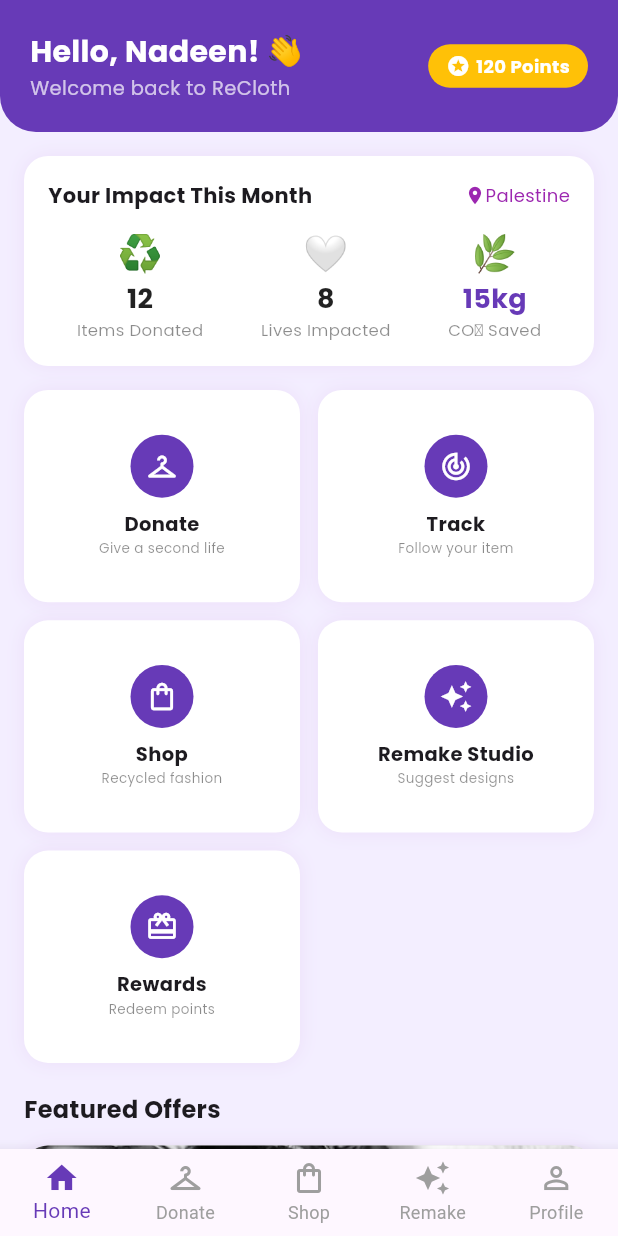
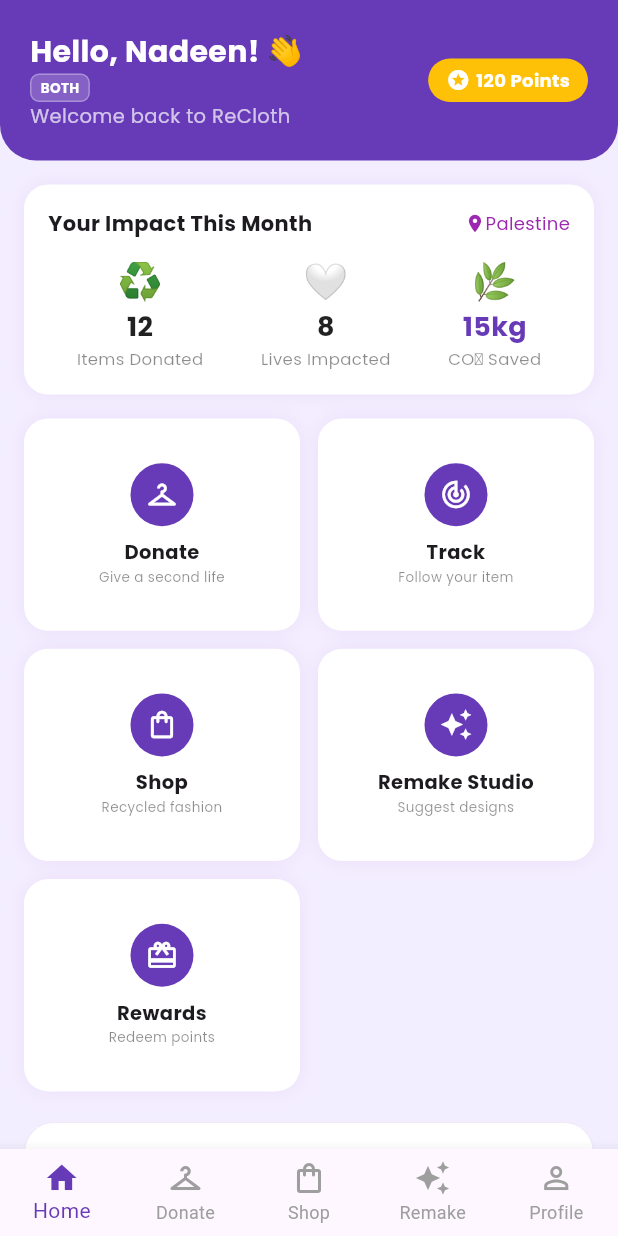
Before and after one commit to Nadeen218/ReCloth, a Flutter app: the HomeScreen screen opened directly, on a phone screen of 412 x 824 dp. Run offline on Flutter 3.47's test engine with Material 3 defaults, Android fonts, the phone set to English and light mode, and no system bars; our stand-ins replace google_fonts.

Commit message:
Update on home screen and add order placed screen

```diff
--- a/lib/screens/home/home_screen.dart
+++ b/lib/screens/home/home_screen.dart
@@ -59,7 +59,7 @@ class _HomeScreenState extends State<HomeScreen> {
                       childAspectRatio: 1.3,
                       children: _buildGridCards(context),
                     ),
-
+                    _buildAboutUsSection(),
                     const SizedBox(height: 20),
                     // featured offers
                     Text('Featured Offers',
@@ -70,6 +70,8 @@ class _HomeScreenState extends State<HomeScreen> {
                     if (widget.role != 'Buyer')
                       _offerCard('Donate & Earn', 'Get 20 bonus points on your next donation', 'assets/donateEarn.jpg'),
                     const SizedBox(height: 16),
+                    _buildFeedbackSection(),
+                    const SizedBox(height: 20),
                   ],
                 ),
               ),
@@ -145,11 +147,131 @@ class _HomeScreenState extends State<HomeScreen> {
             children: [
               Text('Hello, ${widget.name}! 👋',
                   style: GoogleFonts.poppins(fontSize: 20, fontWeight: FontWeight.bold, color: Colors.white)),
+              _buildRoleBadge(),
               Text('Welcome back to ReCloth',
                   style: GoogleFonts.poppins(fontSize: 13, color: Colors.white70)),
             ],
           ),
           _buildPointsBadge(),
+        ],
+      ),
+    );
+  }
+
+  Widget _buildRoleBadge() {
+    return Container(
+      padding: const EdgeInsets.symmetric(horizontal: 6, vertical: 2),
+      decoration: BoxDecoration(
+        color: Colors.white.withOpacity(0.2),
+        borderRadius: BorderRadius.circular(6),
+        border: Border.all(color: Colors.white30),
+      ),
+      child: Text(
+        widget.role.toUpperCase(),
+        style: GoogleFonts.poppins(fontSize: 9, fontWeight: FontWeight.bold, color: Colors.white),
+      ),
+    );
+  }
+
+  //feedback section
+  Widget _buildFeedbackSection() {
+    return Column(
+      crossAxisAlignment: CrossAxisAlignment.start,
+      children: [
+        Text('Community Voices',
+            style: GoogleFonts.poppins(fontSize: 16, fontWeight: FontWeight.bold)),
+        const SizedBox(height: 12),
+        SizedBox(
+          height: 140,
+          child: ListView(
+            scrollDirection: Axis.horizontal,
+            children: [
+              _feedbackItem('Sarah J.', 'Donor', 'Amazing quality for refurbished clothes!'),
+              _feedbackItem('Omar K.', 'Buyer', 'Fast delivery and very clean items.'),
+              _feedbackItem('Hiba M.', 'Both', 'Love the sustainable mission of this app.'),
+            ],
+          ),
+        ),
+      ],
+    );
+  }
+
+  Widget _feedbackItem(String name, String userRole, String text) {
+    return Container(
+      width: 240,
+      margin: const EdgeInsets.only(right: 12),
+      padding: const EdgeInsets.all(12),
+      decoration: BoxDecoration(
+        color: Colors.white,
+        borderRadius: BorderRadius.circular(16),
+        boxShadow: [
+          BoxShadow(color: Colors.purple.withOpacity(0.05), blurRadius: 10)
+        ],
+      ),
+      child: Column(
+        crossAxisAlignment: CrossAxisAlignment.start,
+        children: [
+          Row(
+            children: List.generate(
+                5, (i) => const Icon(Icons.star, color: Colors.amber, size: 14)),
+          ),
+          const SizedBox(height: 8),
+          Text(text,
+              style: GoogleFonts.poppins(fontSize: 11, color: Colors.black87),
+              maxLines: 2,
+              overflow: TextOverflow.ellipsis),
+          const Spacer(),
+          Row(
+            mainAxisAlignment: MainAxisAlignment.spaceBetween,
+            children: [
+              Text('- $name',
+                  style: GoogleFonts.poppins(
+                      fontSize: 10,
+                      fontWeight: FontWeight.bold,
+                      color: Colors.deepPurple)),
+              Container(
+                padding: const EdgeInsets.symmetric(horizontal: 6, vertical: 2),
+                decoration: BoxDecoration(
+                  color: Colors.grey[100],
+                  borderRadius: BorderRadius.circular(4),
+                ),
+                child: Text(
+                  userRole,
+                  style: GoogleFonts.poppins(
+                      fontSize: 8,
+                      fontWeight: FontWeight.w600,
+                      color: Colors.grey[600]),
+                ),
+              ),
+            ],
+          ),
+        ],
+      ),
+    );
+  }
+  Widget _buildAboutUsSection() {
+    return Container(
+      margin: const EdgeInsets.symmetric(vertical: 20),
+      padding: const EdgeInsets.all(20),
+      decoration: BoxDecoration(
+        color: Colors.white,
+        borderRadius: BorderRadius.circular(20),
+        border: Border.all(color: Colors.deepPurple.withOpacity(0.1)),
+      ),
+      child: Column(
+        children: [
+          const Icon(Icons.eco_rounded, color: Colors.green, size: 40),
+          const SizedBox(height: 12),
+          Text(
+            'Our Mission',
+            style: GoogleFonts.poppins(fontSize: 18, fontWeight: FontWeight.bold),
+          ),
+          const SizedBox(height: 8),
+          Text(
+            'ReCloth is a sustainable fashion community in Palestine. We collect, refurbish, and give your pre-loved clothes a second life to protect our planet.',
+            textAlign: TextAlign.center,
+            style: GoogleFonts.poppins(fontSize: 13, color: Colors.black54, height: 1.5),
+          ),
         ],
       ),
     );
@@ -279,4 +401,5 @@ class _HomeScreenState extends State<HomeScreen> {
       ),
     );
   }
+
 }
--- a/lib/screens/shop/cart/checkout_screen.dart
+++ b/lib/screens/shop/cart/checkout_screen.dart
@@ -1,5 +1,6 @@
 import 'package:flutter/material.dart';
 import 'package:google_fonts/google_fonts.dart';
+import 'order_placed_screen.dart';
 
 class CheckoutScreen extends StatefulWidget {
   final double totalAmount;
@@ -156,7 +157,10 @@ class _CheckoutScreenState extends State<CheckoutScreen> {
               width: double.infinity,
               child: ElevatedButton(
                 onPressed: () {
-                  // Finalize order logic goes here
+                  Navigator.pushReplacement(
+                    context,
+                    MaterialPageRoute(builder: (_) => const OrderPlacedScreen()),
+                  );
                 },
                 style: ElevatedButton.styleFrom(
                   backgroundColor: const Color(0xFF9C27B0),
```
Also changed, not shown: lib/screens/shop/cart/order_placed_screen.dart (added, +138 -0 lines).
